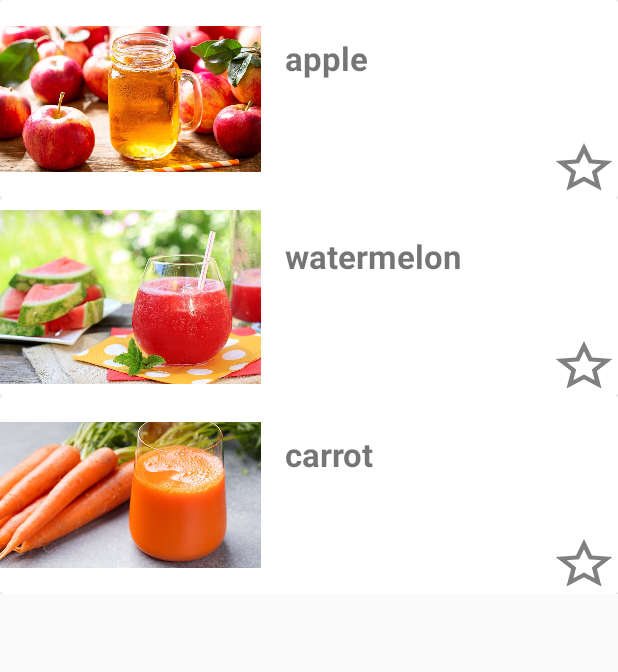
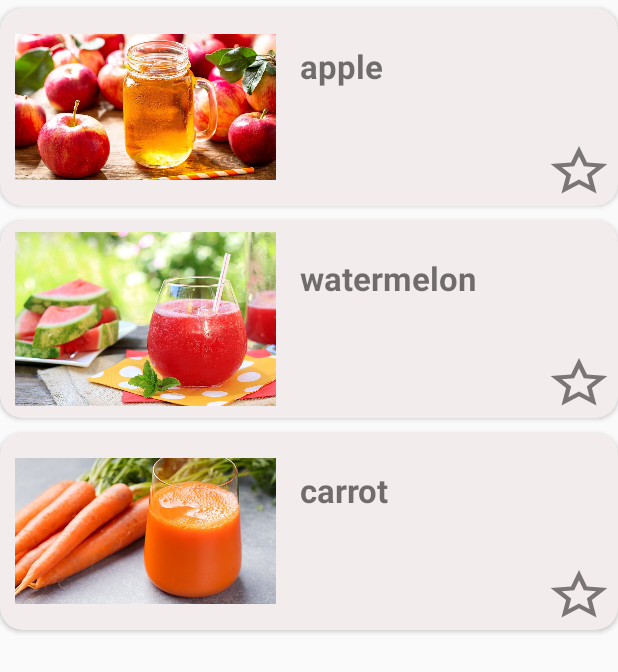
Before and after one commit to MiaoOAO/MobileAppFinalProject, an Android app: the screen it shows after launch (juicePage), after a tap on "TODO", on a phone screen of 412 x 824 dp. Shown: the top 672 px of the screen. Run offline under Robolectric (Android 15) with nearby library versions, the phone set to English and light mode, and no system bars.

Commit message:
update data display in contentpage(3/3/2021 2.34AM)

```diff
--- a/app/src/main/java/com/ebookfrenzy/finalproject1/MyAdapterFruit.java
+++ b/app/src/main/java/com/ebookfrenzy/finalproject1/MyAdapterFruit.java
@@ -33,6 +33,7 @@ public class MyAdapterFruit extends RecyclerView.Adapter<MyAdapterFruit.MyViewHo
     @Override
     public MyViewHolder onCreateViewHolder(@NonNull ViewGroup parent, int viewType) {
         favDB = new juiceFavDB(context);
+
         SharedPreferences prefs = context.getSharedPreferences("prefs", Context.MODE_PRIVATE);
         boolean firstStart = prefs.getBoolean("firstStart", true);
         if(firstStart){
@@ -46,12 +47,16 @@ public class MyAdapterFruit extends RecyclerView.Adapter<MyAdapterFruit.MyViewHo
 
     @Override
     public void onBindViewHolder(@NonNull MyViewHolder holder, int position) {
-        final juiceItem juiceItem = juiceItems.get(position);
+        final juiceItem juiceItemPosition = juiceItems.get(position);
 
-        readCursorData(juiceItem, holder);
+        readCursorData(juiceItemPosition, holder);
 
-        holder.fruit_image.setImageResource(juiceItem.getImageResourse());
-        holder.fruit_listName_txt.setText(juiceItem.getTitle());
+        holder.fruit_image.setImageResource(juiceItemPosition.getImageResourse());
+        holder.fruit_listName_txt.setText(juiceItemPosition.getTitle());
+        holder.fruit_category.setText("");
+        holder.fruit_country.setText("");
+
+        //String test_category = juiceItem.getCategory();
         /*
         holder.fruit_listName_txt.setText(data1[position]);
         holder.fruit_listDesc_txt.setText(data2[position]);
@@ -62,8 +67,10 @@ public class MyAdapterFruit extends RecyclerView.Adapter<MyAdapterFruit.MyViewHo
             public void onClick(View v) {
                 Intent intent = new Intent(context, juiceContent.class);
 
-                intent.putExtra("image",juiceItem.getImageResourse());
-                intent.putExtra("name", juiceItem.getTitle());
+                intent.putExtra("image",juiceItemPosition.getImageResourse());
+                intent.putExtra("name", juiceItemPosition.getTitle());
+                intent.putExtra("category", juiceItemPosition.getCategory());
+                intent.putExtra("country", juiceItemPosition.getCountry());
 
                 context.startActivity(intent);
             }
@@ -80,7 +87,7 @@ public class MyAdapterFruit extends RecyclerView.Adapter<MyAdapterFruit.MyViewHo
     public class MyViewHolder extends RecyclerView.ViewHolder{
 
         //TextView fruit_listName_txt, fruit_listDesc_txt;
-        TextView fruit_listName_txt;
+        TextView fruit_listName_txt, fruit_category, fruit_country;
         ImageView fruit_image;
         CardView fruit_cardView;
         Button fruit_favBtn;
@@ -91,6 +98,8 @@ public class MyAdapterFruit extends RecyclerView.Adapter<MyAdapterFruit.MyViewHo
             //fruit_listDesc_txt = itemView.findViewById(R.id.fruit_listDesc_txt);
             fruit_image = itemView.findViewById(R.id.fruit_image);
             fruit_cardView = itemView.findViewById(R.id.fruit_cardView);
+            fruit_category = itemView.findViewById(R.id.fruit_category);
+            fruit_country = itemView.findViewById(R.id.fruit_country);
             fruit_favBtn = itemView.findViewById(R.id.fruit_favor);
 
             fruit_favBtn.setOnClickListener(new View.OnClickListener() {
@@ -102,7 +111,7 @@ public class MyAdapterFruit extends RecyclerView.Adapter<MyAdapterFruit.MyViewHo
                     if(juiceItem.getFavStatus().equals("0")){
                         juiceItem.setFavStatus("1");
                         favDB.insertIntoTheDatabase(juiceItem.getTitle(), juiceItem.getImageResourse(),
-                                juiceItem.getKey_id(), juiceItem.getFavStatus());
+                                juiceItem.getKey_id(), juiceItem.getFavStatus(), juiceItem.getCategory(), juiceItem.getCountry());
                         fruit_favBtn.setBackgroundResource(R.drawable.ic_baseline_star_24);
                     }else{
                         juiceItem.setFavStatus("0");
--- a/app/src/main/java/com/ebookfrenzy/finalproject1/Tab2Fragment.java
+++ b/app/src/main/java/com/ebookfrenzy/finalproject1/Tab2Fragment.java
@@ -102,7 +102,9 @@ public class Tab2Fragment extends Fragment{
                 String title = cursor.getString(cursor.getColumnIndex(juiceFavDB.ITEM_TITLE));
                 String id = cursor.getString(cursor.getColumnIndex(juiceFavDB.KEY_ID));
                 int image = Integer.parseInt(cursor.getString(cursor.getColumnIndex(juiceFavDB.ITEM_IMAGE)));
-                juiceFavItem favItem = new juiceFavItem(title, id, image);
+                String category = cursor.getString(cursor.getColumnIndex(juiceFavDB.ITEM_CATEGORY));
+                String country = cursor.getString(cursor.getColumnIndex(juiceFavDB.ITEM_COUNTRY));
+                juiceFavItem favItem = new juiceFavItem(title, id, image, category, country);
                 favItemList.add(favItem);
             }
         } finally {
--- a/app/src/main/java/com/ebookfrenzy/finalproject1/coffeePage.java
+++ b/app/src/main/java/com/ebookfrenzy/finalproject1/coffeePage.java
@@ -30,9 +30,9 @@ public class coffeePage extends AppCompatActivity {
         juiceItems.add(new juiceItem(R.drawable.carrot, "carrot", "2", "0"));
 */
         coffeeItems = new ArrayList<>();
-        coffeeItems.add(new coffeeItem(R.drawable.cappuccino, "cappuccino", "3", "1"));
-        coffeeItems.add(new coffeeItem(R.drawable.cappuccino, "cappuccino", "4", "1"));
-        coffeeItems.add(new coffeeItem(R.drawable.cappuccino, "cappuccino", "5", "1"));
+        coffeeItems.add(new coffeeItem(R.drawable.cappuccino, "cappuccino", "3", "1", "Coffee", "Malaysia"));
+        coffeeItems.add(new coffeeItem(R.drawable.latte, "latte", "4", "1", "Coffee", "Japan"));
+        coffeeItems.add(new coffeeItem(R.drawable.cappuccino, "cappuccino", "5", "1", "Health", "Taiwan"));
 
 /*
         if(Tab1Fragment.click1 == true) {
--- a/app/src/main/java/com/ebookfrenzy/finalproject1/juiceFavDB.java
+++ b/app/src/main/java/com/ebookfrenzy/finalproject1/juiceFavDB.java
@@ -16,11 +16,13 @@ public class juiceFavDB extends SQLiteOpenHelper {
     public static String ITEM_TITLE = "itemTitle";
     public static String ITEM_IMAGE = "itemImage";
     public static String FAVORITE_STATUS = "fStatus";
+    public static String ITEM_CATEGORY = "itemCategory";
+    public static String ITEM_COUNTRY = "itemCountry";
     //private Context context;
 
     private static String CREATE_TABLE = "CREATE TABLE " + TABLE_NAME + "("
             + KEY_ID + " TEXT," + ITEM_TITLE + " TEXT,"
-            + ITEM_IMAGE + " TEXT," + FAVORITE_STATUS + " TEXT)";
+            + ITEM_IMAGE + " TEXT," + FAVORITE_STATUS + " TEXT, " + ITEM_CATEGORY + " TEXT," + ITEM_COUNTRY + " TEXT)";
 
     public juiceFavDB(Context context){
         super(context, DATABASE_NAME, null,DB_VERSION);
@@ -52,7 +54,7 @@ public class juiceFavDB extends SQLiteOpenHelper {
     }
 
     //insert data into database
-    public void insertIntoTheDatabase(String item_title, int item_image, String id, String fav_status) {
+    public void insertIntoTheDatabase(String item_title, int item_image, String id, String fav_status, String item_category, String item_country) {
         SQLiteDatabase db;
         db = this.getWritableDatabase();
         ContentValues cv = new ContentValues();
@@ -60,6 +62,8 @@ public class juiceFavDB extends SQLiteOpenHelper {
         cv.put(ITEM_IMAGE, item_image);
         cv.put(KEY_ID, id);
         cv.put(FAVORITE_STATUS, fav_status);
+        cv.put(ITEM_CATEGORY, item_category);
+        cv.put(ITEM_COUNTRY, item_country);
         db.insert(TABLE_NAME, null, cv);
         Log.d("FavDB Status", item_title + ", favstatus - " + fav_status + " - , " + cv);
     }
--- a/app/src/main/res/layout/my_row.xml
+++ b/app/src/main/res/layout/my_row.xml
@@ -9,6 +9,14 @@
         android:id="@+id/fruit_cardView"
         android:layout_width="match_parent"
         android:layout_height="wrap_content"
+        android:layout_centerHorizontal="true"
+        android:layout_marginTop="5dp"
+        android:layout_marginBottom="4dp"
+        android:innerRadius="5dp"
+        android:shape="oval"
+        android:thicknessRatio="0.5"
+        app:cardBackgroundColor="#F3ECEC"
+        app:cardCornerRadius="15dp"
         app:layout_constraintBottom_toBottomOf="parent"
         app:layout_constraintEnd_toEndOf="parent"
         app:layout_constraintStart_toStartOf="parent"
@@ -17,15 +25,6 @@
         <androidx.constraintlayout.widget.ConstraintLayout
             android:layout_width="match_parent"
             android:layout_height="match_parent">
-
-            <ImageView
-                android:id="@+id/fruit_image"
-                android:layout_width="174dp"
-                android:layout_height="132dp"
-                app:layout_constraintStart_toStartOf="parent"
-                app:layout_constraintTop_toTopOf="parent"
-                app:srcCompat="@drawable/carrot"
-                android:contentDescription="TODO" />
 
             <!--
             <TextView
@@ -38,6 +37,16 @@
                 app:layout_constraintStart_toStartOf="@+id/fruit_listName_txt"
                 app:layout_constraintTop_toBottomOf="@+id/fruit_listName_txt" />
             -->
+
+            <ImageView
+                android:id="@+id/fruit_image"
+                android:layout_width="174dp"
+                android:layout_height="132dp"
+                android:layout_marginStart="10dp"
+                android:contentDescription="TODO"
+                app:layout_constraintStart_toStartOf="parent"
+                app:layout_constraintTop_toTopOf="parent"
+                app:srcCompat="@drawable/carrot" />
 
             <TextView
                 android:id="@+id/fruit_listName_txt"
@@ -55,9 +64,27 @@
                 android:id="@+id/fruit_favor"
                 android:layout_width="45dp"
                 android:layout_height="40dp"
+                android:layout_marginEnd="3dp"
+                android:layout_marginBottom="3dp"
                 android:background="@drawable/ic_baseline_star"
                 app:layout_constraintBottom_toBottomOf="parent"
                 app:layout_constraintEnd_toEndOf="parent" />
+
+            <TextView
+                android:id="@+id/fruit_category"
+                android:layout_width="wrap_content"
+                android:layout_height="wrap_content"
+                android:text="TextView"
+                tools:layout_editor_absoluteX="308dp"
+                tools:layout_editor_absoluteY="35dp" />
+
+            <TextView
+                android:id="@+id/fruit_country"
+                android:layout_width="wrap_content"
+                android:layout_height="wrap_content"
+                android:text="TextView"
+                tools:layout_editor_absoluteX="205dp"
+                tools:layout_editor_absoluteY="83dp" />
         </androidx.constraintlayout.widget.ConstraintLayout>
     </androidx.cardview.widget.CardView>
 
```
Also changed, not shown: app/src/main/java/com/ebookfrenzy/finalproject1/FavAdapter.java (+7 -2 lines), app/src/main/java/com/ebookfrenzy/finalproject1/MyAdapterCoffee.java (+9 -2 lines), app/src/main/java/com/ebookfrenzy/finalproject1/coffeeFavDB.java (+6 -2 lines), app/src/main/java/com/ebookfrenzy/finalproject1/coffeeItem.java (+17 -1 lines), app/src/main/java/com/ebookfrenzy/finalproject1/juiceContent.java (+18 -0 lines), app/src/main/java/com/ebookfrenzy/finalproject1/juiceFavItem.java (+21 -1 lines), app/src/main/res/layout/activity_main.xml (+4 -3 lines), app/src/main/res/layout/coffee_my_row.xml (+16 -0 lines), app/src/main/res/layout/juice_fav_item.xml (+16 -0 lines), app/src/main/res/drawable/latte.jpg (added).
